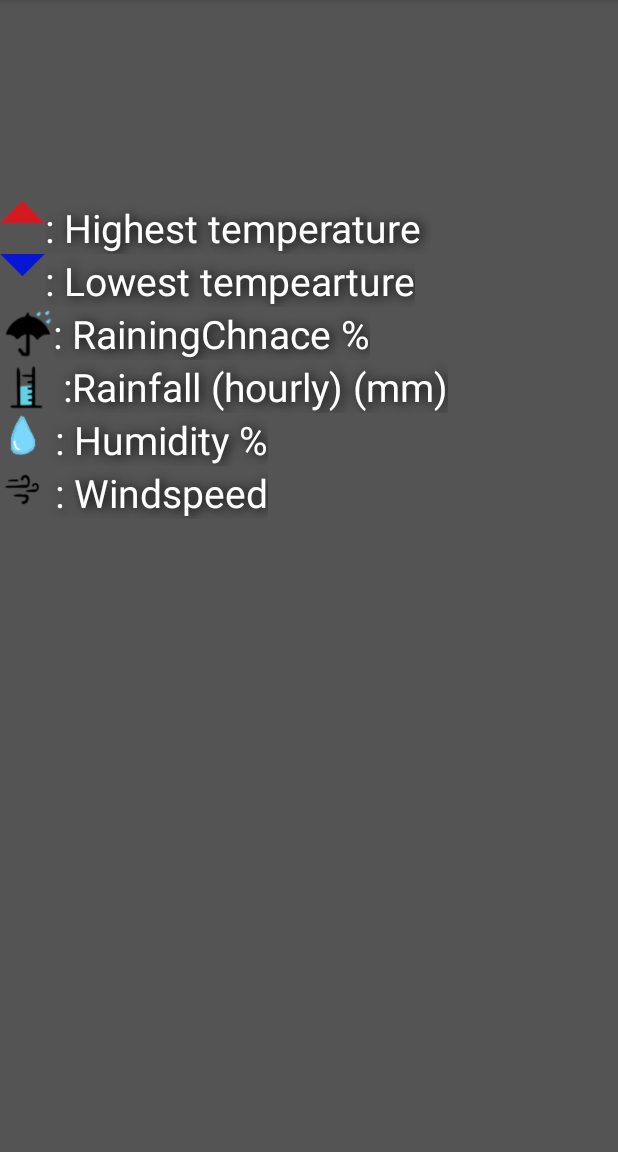
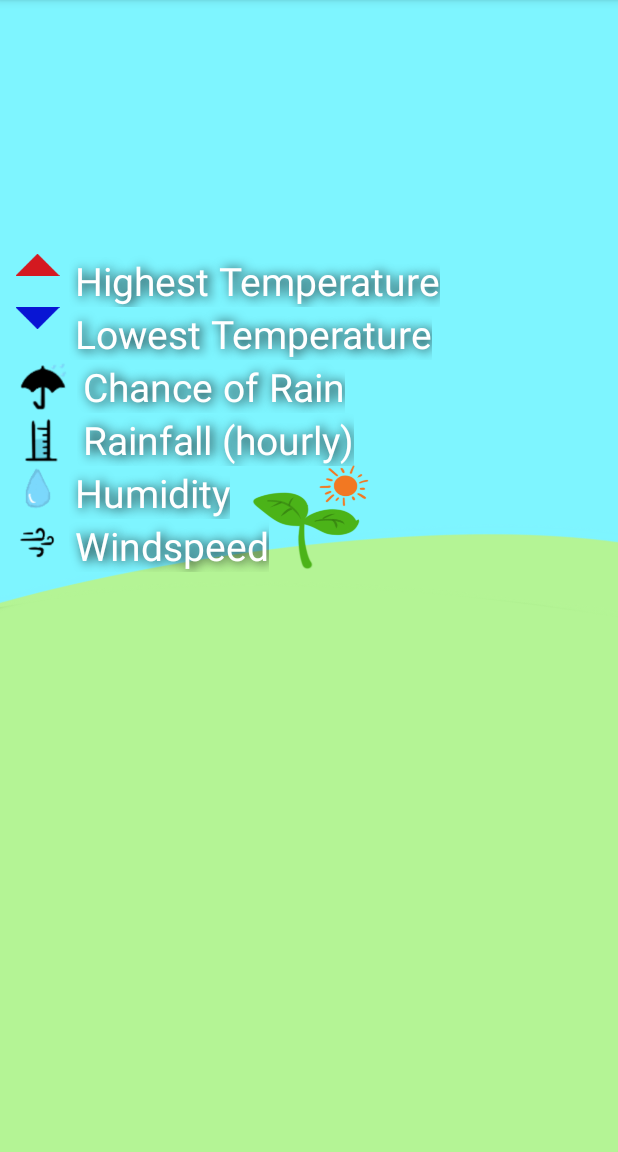
Before and after one commit to penda111/WeatherApplication, an Android app: the fragment AboutIconsFragment shown on its own in the app's theme, on a phone screen of 412 x 824 dp, the part 84-1236 px from its top. Run offline under Robolectric (Android 15) with nearby library versions, the phone set to English and light mode, and no system bars.

Commit message:
Home: High Temp, Low Temp, Chance of rain, Windspeed fragment localforecast xml textview scrollable

```diff
--- a/app/src/main/java/hk/edu/ouhk/weatherapplication/ui/LocalForecast/LocalForecastFragment.java
+++ b/app/src/main/java/hk/edu/ouhk/weatherapplication/ui/LocalForecast/LocalForecastFragment.java
@@ -1,6 +1,7 @@
 package hk.edu.ouhk.weatherapplication.ui.LocalForecast;
 
 import android.os.Bundle;
+import android.text.method.ScrollingMovementMethod;
 import android.view.LayoutInflater;
 import android.view.View;
 import android.view.ViewGroup;
@@ -38,6 +39,7 @@ public class LocalForecastFragment extends Fragment{
                 new ViewModelProvider(this).get(LocalForecastViewModel.class);
         View root = inflater.inflate(R.layout.fragment_local, container, false);
         final TextView textView = root.findViewById(R.id.text_localforecast);
+        textView.setMovementMethod(new ScrollingMovementMethod());
         lfvm.getText().observe(getViewLifecycleOwner(), new Observer<String>() {
             @Override
             public void onChanged(@Nullable String s) {
--- a/app/src/main/res/layout/fragment_abouticons.xml
+++ b/app/src/main/res/layout/fragment_abouticons.xml
@@ -4,7 +4,7 @@
     xmlns:tools="http://schemas.android.com/tools"
     android:layout_width="match_parent"
     android:layout_height="match_parent"
-    android:background="@color/midgrey"
+    android:background="@drawable/bg_1"
     tools:context=".ui.abouticons.AboutIconsFragment"
 >
 
@@ -14,16 +14,19 @@
         android:orientation="vertical"
         app:layout_constraintBottom_toBottomOf="parent"
         app:layout_constraintTop_toTopOf="parent"
-        tools:layout_editor_absoluteX="-3dp">
+        app:layout_constraintVertical_bias="0.631"
+        tools:layout_editor_absoluteX="0dp">
 
         <LinearLayout
             android:id="@+id/high"
             android:layout_width="match_parent"
             android:layout_height="wrap_content"
-            android:orientation="horizontal">
+            android:orientation="horizontal"
+            android:paddingLeft="10dp">
 
 
             <ImageView
+
                 android:id="@+id/arrowUp"
                 android:layout_width="wrap_content"
                 android:layout_height="wrap_content"
@@ -34,13 +37,14 @@
 
             <TextView
                 android:id="@+id/temp_high"
+                android:paddingLeft="10dp"
                 android:layout_width="wrap_content"
                 android:layout_height="wrap_content"
                 android:shadowColor="@color/black"
                 android:shadowDx="3"
                 android:shadowDy="1"
                 android:shadowRadius="9"
-                android:text=": Highest temperature "
+                android:text="@string/about_icon_up"
                 android:textColor="@color/white"
                 android:textSize="26sp" />
         </LinearLayout>
@@ -49,7 +53,8 @@
             android:id="@+id/low"
             android:layout_width="match_parent"
             android:layout_height="wrap_content"
-            android:orientation="horizontal">
+            android:orientation="horizontal"
+            android:paddingLeft="10dp">
 
             <ImageView
                 android:id="@+id/arrowDown"
@@ -63,13 +68,14 @@
 
             <TextView
                 android:id="@+id/temp_low"
+                android:paddingLeft="10dp"
                 android:layout_width="wrap_content"
                 android:layout_height="wrap_content"
                 android:shadowColor="@color/black"
                 android:shadowDx="3"
                 android:shadowDy="1"
                 android:shadowRadius="9"
-                android:text=": Lowest tempearture"
+                android:text="@string/about_icon_down"
                 android:textColor="@color/white"
                 android:textSize="26sp" />
         </LinearLayout>
@@ -79,7 +85,8 @@
             android:layout_width="match_parent"
             android:layout_height="wrap_content"
             android:orientation="horizontal"
-            app:layout_constraintTop_toBottomOf="@+id/current">
+            app:layout_constraintTop_toBottomOf="@+id/current"
+            android:paddingLeft="10dp">
 
             <ImageView
                 android:id="@+id/coc"
@@ -92,13 +99,14 @@
 
             <TextView
                 android:id="@+id/rainingchance"
+                android:paddingLeft="10dp"
                 android:layout_width="wrap_content"
                 android:layout_height="wrap_content"
                 android:shadowColor="@color/black"
                 android:shadowDx="3"
                 android:shadowDy="1"
                 android:shadowRadius="9"
-                android:text=": RainingChnace %"
+                android:text="@string/about_icon_cor"
                 android:textColor="@color/white"
                 android:textSize="26sp" />
 
@@ -109,7 +117,8 @@
             android:layout_width="match_parent"
             android:layout_height="wrap_content"
             android:orientation="horizontal"
-            app:layout_constraintTop_toBottomOf="@+id/chanceofrain_icon">
+            app:layout_constraintTop_toBottomOf="@+id/chanceofrain_icon"
+            android:paddingLeft="10dp">
 
             <ImageView
                 android:id="@+id/rainfall"
@@ -122,13 +131,14 @@
 
             <TextView
                 android:id="@+id/pastrainfall"
+                android:paddingLeft="10dp"
                 android:layout_width="wrap_content"
                 android:layout_height="wrap_content"
                 android:shadowColor="@color/black"
                 android:shadowDx="3"
                 android:shadowDy="1"
                 android:shadowRadius="9"
-                android:text=" :Rainfall (hourly) (mm)"
+                android:text="@string/about_icon_rainfall"
                 android:textColor="@color/white"
                 android:textSize="26sp"
                 app:layout_constraintTop_toBottomOf="@+id/current" />
@@ -140,7 +150,8 @@
             android:layout_width="match_parent"
             android:layout_height="wrap_content"
             android:orientation="horizontal"
-            app:layout_constraintTop_toBottomOf="@+id/pastrainfall_icon">
+            app:layout_constraintTop_toBottomOf="@+id/pastrainfall_icon"
+            android:paddingLeft="10dp">
 
             <ImageView
                 android:id="@+id/waterdrop"
@@ -153,13 +164,14 @@
 
             <TextView
                 android:id="@+id/humidity"
+                android:paddingLeft="10dp"
                 android:layout_width="wrap_content"
                 android:layout_height="wrap_content"
                 android:shadowColor="@color/black"
                 android:shadowDx="3"
                 android:shadowDy="1"
                 android:shadowRadius="9"
-                android:text=" : Humidity %"
+                android:text="@string/about_icon_humidity"
                 android:textColor="@color/white"
                 android:textSize="26sp" />
 
@@ -170,7 +182,8 @@
             android:layout_width="match_parent"
             android:layout_height="wrap_content"
             android:orientation="horizontal"
-            app:layout_constraintTop_toBottomOf="@+id/humidity_icon">
+            app:layout_constraintTop_toBottomOf="@+id/humidity_icon"
+            android:paddingLeft="10dp">
 
             <ImageView
                 android:id="@+id/windspeedicon"
@@ -183,13 +196,14 @@
 
             <TextView
                 android:id="@+id/windspeed"
+                android:paddingLeft="10dp"
                 android:layout_width="wrap_content"
                 android:layout_height="wrap_content"
                 android:shadowColor="@color/black"
                 android:shadowDx="3"
                 android:shadowDy="1"
                 android:shadowRadius="9"
-                android:text=" : Windspeed"
+                android:text="@string/about_icon_windspeed"
                 android:textColor="@color/white"
                 android:textSize="26sp" />
         </LinearLayout>
--- a/app/src/main/res/values/strings.xml
+++ b/app/src/main/res/values/strings.xml
@@ -41,7 +41,14 @@
     <string name="sun">Sunrise/Sunset</string>
     <string name="moon">Moonrise/Moonset</string>
 
+    <string name="about_icon_up">Highest Temperature</string>
+    <string name="about_icon_down">Lowest Temperature</string>
+    <string name="about_icon_cor">Chance of Rain</string>
+    <string name="about_icon_rainfall">Rainfall (hourly) </string>
+    <string name="about_icon_humidity">Humidity</string>
+    <string name="about_icon_windspeed">Windspeed</string>
 
     <string name="drawer_open">drawer open</string>
     <string name="drawer_close">drawer close</string>
+
 </resources>
```
Also changed, not shown: app/src/main/res/layout/fragment_home.xml (+17 -9 lines), app/src/main/res/layout/fragment_local.xml (+34 -10 lines), app/src/main/res/drawable/bg_3.png (added).
